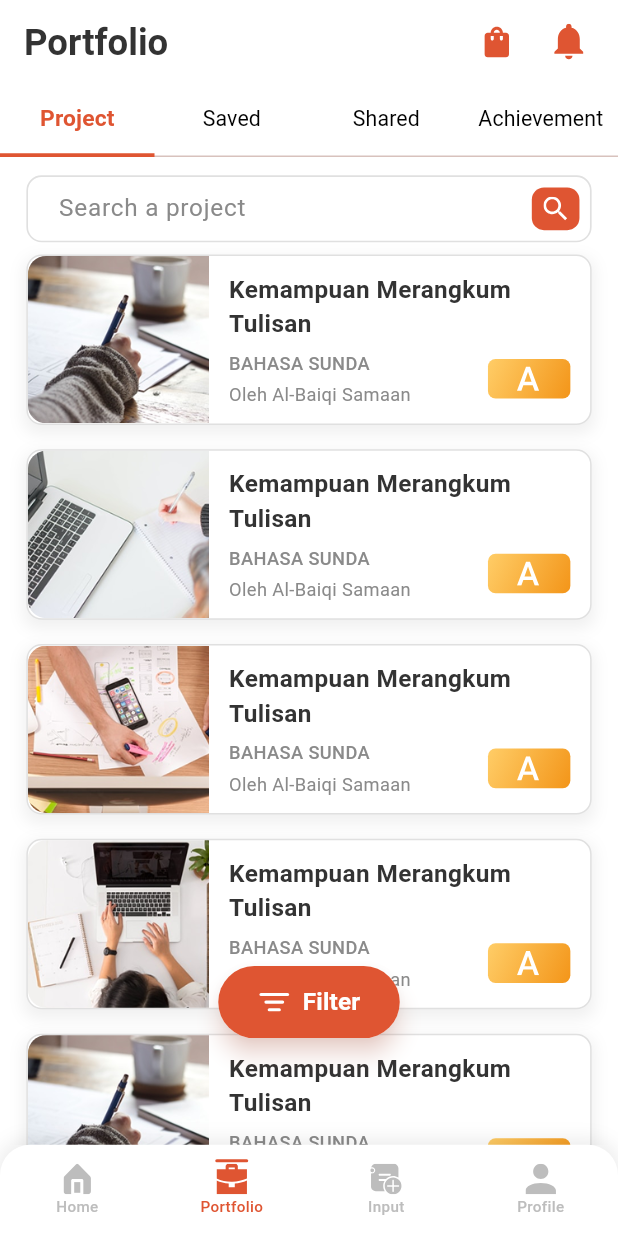
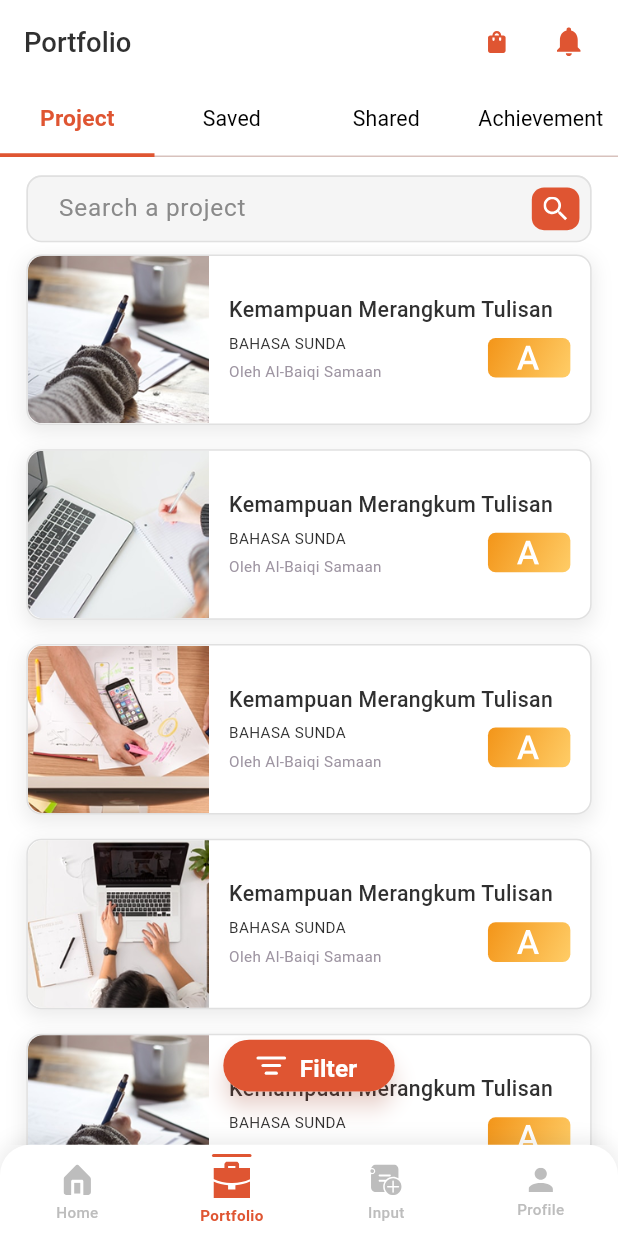
Before and after one commit to vikas-flutter-developer/Yolliday_App, a Flutter app: the screen it shows after launch, on a phone screen of 412 x 824 dp. Run offline on Flutter 3.47's test engine with Material 3 defaults, Android fonts, the light colour scheme and no system bars; our stand-ins replace flutter_screenutil, flutter_svg.

Commit message:
Final version

```diff
--- a/lib/main_shell.dart
+++ b/lib/main_shell.dart
@@ -1,7 +1,6 @@
-// main_shell.dart
 import 'package:flutter/material.dart';
 import 'package:flutter_screenutil/flutter_screenutil.dart';
-import 'package:yolliday_app/main.dart'; // Assumed to contain AppColors
+import 'package:yolliday_app/main.dart';
 import 'package:yolliday_app/pages/placeholder_page.dart';
 import 'package:yolliday_app/pages/portfolio_page.dart';
 import 'package:flutter_svg/flutter_svg.dart';
@@ -14,10 +13,8 @@
 }
 
 class _MainShellState extends State<MainShell> {
-  // State for page selection, managed here for app-wide persistence
   int _selectedIndex = 1;
 
-  // The list of pages that will be shown in the body
   static const List<Widget> _pages = <Widget>[
     PlaceholderPage(title: 'Home'),
     PortfolioPage(),
@@ -25,12 +22,35 @@
     PlaceholderPage(title: 'Profile'),
   ];
 
-  // Helper data for the navigation bar items
   final List<Map<String, dynamic>> _navItems = [
-    {'icon': 'home.svg', 'label': 'Home', 'index': 0},
-    {'icon': 'portfolio.svg', 'label': 'Portfolio', 'index': 1},
-    {'icon': 'input.svg', 'label': 'Input', 'index': 2},
-    {'icon': 'profile.svg', 'label': 'Profile', 'index': 3},
+    {
+      'icon': 'home_solid.svg',
+      'label': 'Home',
+      'index': 0,
+      'iconWidth': 18.0.w,
+      'iconHeight': 20.0.h
+    },
+    {
+      'icon': 'portfolio_solid.svg',
+      'label': 'Portfolio',
+      'index': 1,
+      'iconWidth': 24.0.w,
+      'iconHeight': 24.0.h
+    },
+    {
+      'icon': 'input_solid.svg',
+      'label': 'Input',
+      'index': 2,
+      'iconWidth': 20.5.w,
+      'iconHeight': 20.0.h
+    },
+    {
+      'icon': 'profile_solid.svg',
+      'label': 'Profile',
+      'index': 3,
+      'iconWidth': 16.0.w,
+      'iconHeight': 16.0.h
+    },
   ];
 
   void _onItemTapped(int index) {
@@ -45,18 +65,15 @@
     const Color inactiveColor = AppColors.inactiveGrey;
 
     return Scaffold(
-      // Body switches pages based on _selectedIndex
       body: IndexedStack(
         index: _selectedIndex,
         children: _pages,
       ),
-
-      // The persistent 60.h Custom Navigation Bar
       bottomNavigationBar: SafeArea(
         top: false,
         child: Container(
           width: 1.sw,
-          height: 60.h, // Guarantees the 60.h height across all screens
+          height: 60.h,
           decoration: BoxDecoration(
             color: Colors.white,
             borderRadius: BorderRadius.only(
@@ -73,7 +90,6 @@
             ],
           ),
           clipBehavior: Clip.antiAlias,
-          // Custom Row replaces BottomNavigationBar to avoid padding issues
           child: Row(
             mainAxisAlignment: MainAxisAlignment.spaceAround,
             children: _navItems.map((item) {
@@ -81,6 +97,8 @@
                 item['icon'],
                 item['label'],
                 item['index'],
+                item['iconWidth'],
+                item['iconHeight'],
                 activeColor,
                 inactiveColor,
               );
@@ -91,11 +109,12 @@
     );
   }
 
-  // Builds the custom clickable item (InkWell structure)
   Widget _buildCustomNavItem(
       String iconName,
       String label,
       int index,
+      double iconWidth,
+      double iconHeight,
       Color activeColor,
       Color inactiveColor,
       ) {
@@ -105,44 +124,39 @@
       child: InkWell(
         onTap: () => _onItemTapped(index),
         child: SizedBox(
-          height: 60.h, // Forces item height to match container height
+          height: 60.h,
           child: Column(
             mainAxisSize: MainAxisSize.min,
             mainAxisAlignment: MainAxisAlignment.center,
             children: [
-              // Indicator line (2.h)
               AnimatedContainer(
                 duration: const Duration(milliseconds: 200),
                 height: 2.h,
-                width: 20.w,
+                width: 24.w,
                 decoration: BoxDecoration(
                   color: isActive ? activeColor : Colors.transparent,
-                  borderRadius: BorderRadius.circular(2.r),
+                  borderRadius: BorderRadius.circular(1.r),
                 ),
               ),
-              SizedBox(height: 1.h), // Space (1.h)
-              // Icon (20.h)
+              SizedBox(height: 3.h),
               SvgPicture.asset(
                 'assets/icons/$iconName',
                 colorFilter: ColorFilter.mode(
                   isActive ? activeColor : inactiveColor,
                   BlendMode.srcIn,
                 ),
-                width: 20.w,
-                height: 20.h,
+                width: iconWidth,
+                height: iconHeight,
               ),
-              SizedBox(height: 1.h), // Space (1.h)
-              // Text (10.sp height)
+              SizedBox(height: 4.h),
               Text(
                 label,
                 style: TextStyle(
                   fontSize: 10.sp,
-                  fontWeight: FontWeight.w500,
+                  fontWeight: isActive ? FontWeight.w600 : FontWeight.w500,
                   color: isActive ? activeColor : inactiveColor,
                 ),
               ),
-              // Final vertical padding to center content
-              SizedBox(height: 2.h),
             ],
           ),
         ),
--- a/lib/pages/portfolio_page.dart
+++ b/lib/pages/portfolio_page.dart
@@ -1,11 +1,9 @@
-// portfolio_page.dart
 import 'package:flutter/material.dart';
 import 'package:flutter_screenutil/flutter_screenutil.dart';
 import 'package:yolliday_app/main.dart';
 import 'package:yolliday_app/widgets/portfolio_card.dart';
 import 'package:flutter_svg/flutter_svg.dart';
 
-// (PortfolioCardData class remains unchanged)
 class PortfolioCardData {
   final String id;
   final String title;
@@ -23,9 +21,6 @@
 }
 
 class PortfolioPage extends StatefulWidget {
-  // ❌ REMOVED: final ValueChanged<int>? onNavigationTap; (No longer needed)
-
-  // Constructor is simplified
   const PortfolioPage({super.key});
 
   @override
@@ -36,8 +31,6 @@
     with SingleTickerProviderStateMixin {
   late final TabController _tabController;
   final TextEditingController _searchController = TextEditingController();
-
-  // ❌ REMOVED: int _localSelectedIndex = 1;
 
   final List<PortfolioCardData> _allCards = [
     PortfolioCardData(
@@ -79,8 +72,6 @@
 
   List<PortfolioCardData> _filteredCards = [];
 
-  // ❌ REMOVED: Helper data for the navigation bar items
-
   @override
   void initState() {
     super.initState();
@@ -98,8 +89,6 @@
     });
   }
 
-  // ❌ REMOVED: void _onItemTapped(int index)
-
   @override
   void dispose() {
     _tabController.dispose();
@@ -113,13 +102,21 @@
 
     return Scaffold(
       appBar: AppBar(
-        title: const Text('Portfolio'),
+        title: Text(
+          'Portfolio',
+          style: TextStyle(
+            fontFamily: 'Roboto',
+            fontSize: 18.sp,
+            fontWeight: FontWeight.w500,
+            color: Color(0xFF303030),
+          ),
+        ),
         actions: [
           IconButton(
             icon: SvgPicture.asset(
               'assets/icons/shopping_bag.svg',
-              width: 24.w,
-              height: 24.h,
+              width: 16.w,
+              height: 20.h,
               colorFilter:
               ColorFilter.mode(AppColors.primaryOrange2, BlendMode.srcIn),
             ),
@@ -128,8 +125,8 @@
           IconButton(
             icon: SvgPicture.asset(
               'assets/icons/bell.svg',
-              width: 24.w,
-              height: 24.h,
+              width: 16.w,
+              height: 19.5.h,
               colorFilter:
               ColorFilter.mode(AppColors.primaryOrange2, BlendMode.srcIn),
             ),
@@ -195,11 +192,8 @@
               ],
             ),
           ),
-
-          // Floating Filter Button (above bottom nav)
           Positioned(
-            // Positioned at 70.h (60.h nav bar + 10.h margin)
-            bottom: 70.h,
+            bottom: 35.h,
             left: 0,
             right: 0,
             child: Center(
@@ -208,6 +202,8 @@
                 shadowColor: AppColors.primaryOrange2.withOpacity(0.4),
                 borderRadius: BorderRadius.circular(24.r),
                 child: Container(
+                  width: 104.w,
+                  height: 34.h,
                   decoration: BoxDecoration(
                     color: AppColors.primaryOrange2,
                     borderRadius: BorderRadius.circular(24.r),
@@ -215,10 +211,7 @@
                   child: TextButton.icon(
                     onPressed: () {},
                     style: TextButton.styleFrom(
-                      padding: EdgeInsets.symmetric(
-                        horizontal: 24.w,
-                        vertical: 12.h,
-                      ),
+                      foregroundColor: Colors.white,
                       shape: RoundedRectangleBorder(
                         borderRadius: BorderRadius.circular(24.r),
                       ),
@@ -227,7 +220,6 @@
                     label: Text(
                       'Filter',
                       style: TextStyle(
-                        color: Colors.white,
                         fontSize: 16.sp,
                         fontWeight: FontWeight.w600,
                       ),
@@ -239,12 +231,8 @@
           ),
         ],
       ),
-
-      // ❌ REMOVED: bottomNavigationBar is now in MainShell
     );
   }
-
-  // ❌ REMOVED: _buildCustomNavItem function
 
   Widget _buildSearchBar() {
     return Center(
@@ -257,7 +245,7 @@
             hintText: 'Search a project',
             hintStyle: TextStyle(color: AppColors.textGrey, fontSize: 16.sp),
             filled: true,
-            fillColor: AppColors.backgroundWhite,
+            fillColor: AppColors.lightGreyBackground,
             contentPadding:
             EdgeInsets.symmetric(vertical: 12.h, horizontal: 16.w),
             enabledBorder: OutlineInputBorder(
@@ -304,7 +292,7 @@
 
   Widget _buildCardList() {
     return ListView.builder(
-      padding: EdgeInsets.fromLTRB(16.w, 8.h, 16.w, 70.h),
+      padding: EdgeInsets.fromLTRB(16.w, 8.h, 16.w, 80.h),
       itemCount: _filteredCards.length,
       itemBuilder: (context, index) {
         final card = _filteredCards[index];
--- a/lib/widgets/portfolio_card.dart
+++ b/lib/widgets/portfolio_card.dart
@@ -1,4 +1,3 @@
-//portfolio_card.dart
 import 'package:flutter/material.dart';
 import 'package:flutter_screenutil/flutter_screenutil.dart';
 import 'package:yolliday_app/main.dart';
@@ -31,9 +30,9 @@
         ),
         boxShadow: [
           BoxShadow(
-            color: Colors.grey.withOpacity(0.15),
-            spreadRadius: 2,
-            blurRadius: 8,
+            color: Colors.black.withOpacity(0.08),
+            spreadRadius: 1,
+            blurRadius: 10,
             offset: const Offset(0, 4),
           ),
         ],
@@ -42,7 +41,7 @@
         crossAxisAlignment: CrossAxisAlignment.start,
         children: [
           ClipRRect(
-            borderRadius: BorderRadius.horizontal(left: Radius.circular(12.r)),
+            borderRadius: BorderRadius.horizontal(left: Radius.circular(10.r)),
             child: Image.asset(
               imageUrl,
               height: 110.h,
@@ -73,9 +72,10 @@
                   Text(
                     title,
                     style: TextStyle(
-                      fontSize: 16.sp,
-                      fontWeight: FontWeight.bold,
-                      color: AppColors.textBlack,
+                      fontSize: 14.sp,
+                      fontWeight: FontWeight.w500,
+                      color: const Color(0xFF303030),
+                      height: 18 / 14,
                     ),
                     maxLines: 2,
                     overflow: TextOverflow.ellipsis,
@@ -91,17 +91,18 @@
                             Text(
                               category,
                               style: TextStyle(
-                                fontSize: 12.sp,
-                                fontWeight: FontWeight.w500,
-                                color: AppColors.textGrey,
+                                fontSize: 10.sp,
+                                fontWeight: FontWeight.w400,
+                                color: const Color(0xFF303030),
                               ),
                             ),
                             SizedBox(height: 4.h),
                             Text(
                               author,
                               style: TextStyle(
-                                fontSize: 12.sp,
-                                color: AppColors.textGrey,
+                                fontSize: 10.sp,
+                                fontWeight: FontWeight.w400,
+                                color: const Color(0xFF9E95A2),
                               ),
                             ),
                           ],
@@ -119,8 +120,8 @@
                                 Color(0xFFF39519),
                                 Color(0xFFFFCD67),
                               ],
-                              begin: Alignment.bottomRight,
-                              end: Alignment.topLeft,
+                              begin: Alignment.topLeft,
+                              end: Alignment.bottomRight,
                             ),
                             borderRadius: BorderRadius.circular(5.r),
                           ),
```
Also changed, not shown: ScreenShot And Release APK/Screenshot_20251030_122628.png (deleted), ScreenShot And Release APK/Screenshot_20251030_192740.png (added), assets/icons/home_solid.svg (renamed from assets/icons/home.svg), assets/icons/input_solid.svg (renamed from assets/icons/input.svg), assets/icons/portfolio_solid.svg (renamed from assets/icons/portfolio.svg), assets/icons/profile_solid.svg (renamed from assets/icons/profile.svg).
